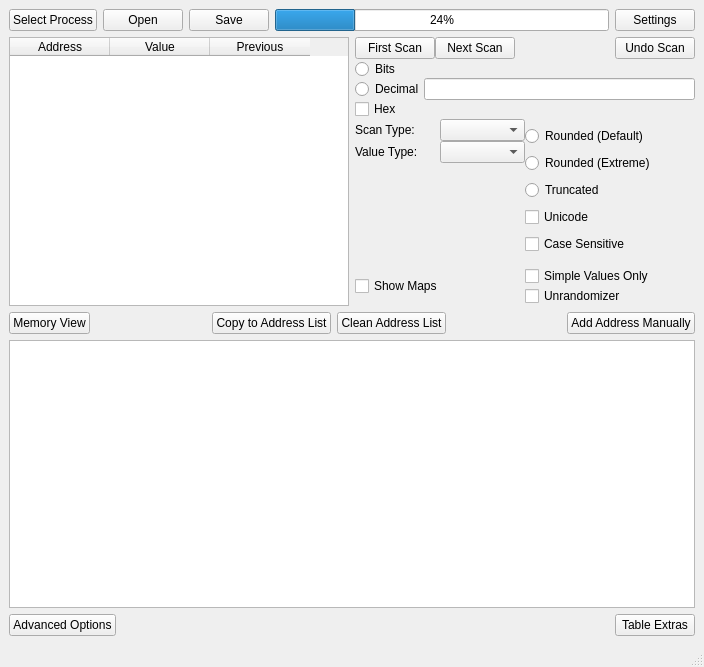
This is mainwindow.ui in korcankaraokcu/PINCE as Qt 5 draws it before an edit. The edited form follows.
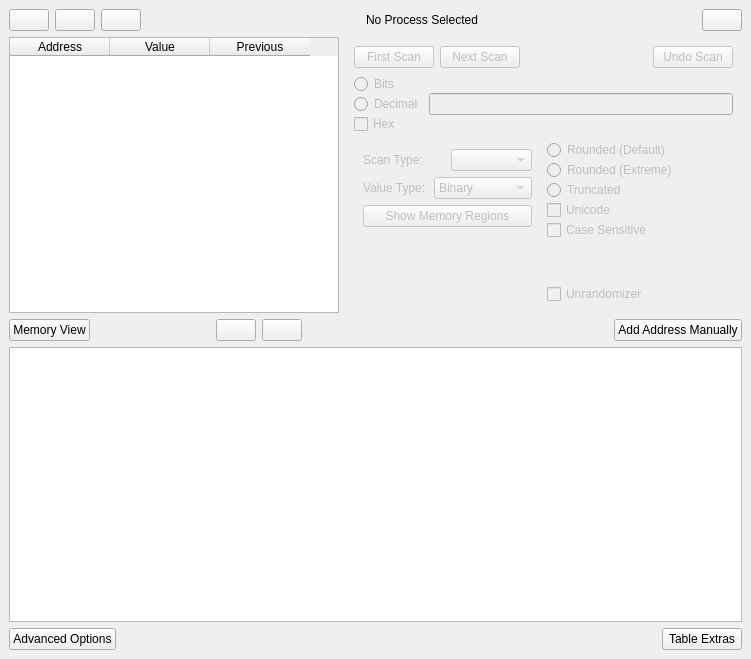
This is the edited form.

Patch:
```diff
--- a/mainwindow.ui
+++ b/mainwindow.ui
@@ -6,8 +6,8 @@
    <rect>
     <x>0</x>
     <y>0</y>
-    <width>704</width>
-    <height>667</height>
+    <width>751</width>
+    <height>659</height>
    </rect>
   </property>
   <property name="sizePolicy">
@@ -16,10 +16,28 @@
     <verstretch>0</verstretch>
    </sizepolicy>
   </property>
+  <property name="minimumSize">
+   <size>
+    <width>751</width>
+    <height>659</height>
+   </size>
+  </property>
+  <property name="maximumSize">
+   <size>
+    <width>751</width>
+    <height>659</height>
+   </size>
+  </property>
   <property name="windowTitle">
    <string>PINCE</string>
   </property>
   <widget class="QWidget" name="centralwidget">
+   <property name="sizePolicy">
+    <sizepolicy hsizetype="Fixed" vsizetype="Fixed">
+     <horstretch>0</horstretch>
+     <verstretch>0</verstretch>
+    </sizepolicy>
+   </property>
    <layout class="QVBoxLayout" name="verticalLayout_6">
     <item>
      <layout class="QHBoxLayout" name="horizontalLayout_5">
@@ -28,36 +46,86 @@
       </property>
       <item>
        <widget class="QPushButton" name="processbutton">
+        <property name="sizePolicy">
+         <sizepolicy hsizetype="Minimum" vsizetype="Minimum">
+          <horstretch>0</horstretch>
+          <verstretch>0</verstretch>
+         </sizepolicy>
+        </property>
         <property name="text">
-         <string>Select Process</string>
+         <string/>
         </property>
        </widget>
       </item>
       <item>
        <widget class="QPushButton" name="pushButton_Open">
+        <property name="sizePolicy">
+         <sizepolicy hsizetype="Minimum" vsizetype="Minimum">
+          <horstretch>0</horstretch>
+          <verstretch>0</verstretch>
+         </sizepolicy>
+        </property>
         <property name="text">
-         <string>Open</string>
+         <string/>
         </property>
        </widget>
       </item>
       <item>
        <widget class="QPushButton" name="pushButton_Save">
+        <property name="sizePolicy">
+         <sizepolicy hsizetype="Minimum" vsizetype="Minimum">
+          <horstretch>0</horstretch>
+          <verstretch>0</verstretch>
+         </sizepolicy>
+        </property>
         <property name="text">
-         <string>Save</string>
+         <string/>
         </property>
        </widget>
       </item>
       <item>
-       <widget class="QProgressBar" name="progressBar">
-        <property name="value">
-         <number>24</number>
+       <spacer name="horizontalSpacer_6">
+        <property name="orientation">
+         <enum>Qt::Horizontal</enum>
         </property>
+        <property name="sizeHint" stdset="0">
+         <size>
+          <width>40</width>
+          <height>20</height>
+         </size>
+        </property>
+       </spacer>
+      </item>
+      <item>
+       <widget class="QLabel" name="label_SelectedProcess">
+        <property name="text">
+         <string>No Process Selected</string>
+        </property>
        </widget>
       </item>
+      <item>
+       <spacer name="horizontalSpacer_5">
+        <property name="orientation">
+         <enum>Qt::Horizontal</enum>
+        </property>
+        <property name="sizeHint" stdset="0">
+         <size>
+          <width>40</width>
+          <height>20</height>
+         </size>
+        </property>
+       </spacer>
+      </item>
       <item>
        <widget class="QPushButton" name="pushButton_Settings">
+        <property name="sizePolicy">
+         <sizepolicy hsizetype="Minimum" vsizetype="Minimum">
+          <horstretch>0</horstretch>
+          <verstretch>0</verstretch>
+         </sizepolicy>
+        </property>
         <property name="text">
-         <string>Settings</string>
+         <string/>
         </property>
        </widget>
       </item>
@@ -67,6 +135,18 @@
      <layout class="QHBoxLayout" name="horizontalLayout_9">
       <item>
        <widget class="QTableWidget" name="tableWidget">
+        <property name="sizePolicy">
+         <sizepolicy hsizetype="Fixed" vsizetype="Expanding">
+          <horstretch>0</horstretch>
+          <verstretch>0</verstretch>
+         </sizepolicy>
+        </property>
+        <property name="minimumSize">
+         <size>
+          <width>330</width>
+          <height>0</height>
+         </size>
+        </property>
         <column>
          <property name="text">
           <string>Address</string>
@@ -85,10 +165,11 @@
        </widget>
       </item>
       <item>
+       <widget class="QWidget" name="QWidget_Toolbox" native="true">
+        <property name="enabled">
+         <bool>false</bool>
+        </property>
        <layout class="QVBoxLayout" name="verticalLayout_5">
-        <property name="spacing">
-         <number>0</number>
-        </property>
         <item>
          <layout class="QHBoxLayout" name="horizontalLayout_6">
           <item>
@@ -131,6 +212,12 @@
          <layout class="QHBoxLayout" name="horizontalLayout_7">
           <item>
            <widget class="QWidget" name="widget" native="true">
+             <property name="sizePolicy">
+              <sizepolicy hsizetype="Fixed" vsizetype="Fixed">
+               <horstretch>0</horstretch>
+               <verstretch>0</verstretch>
+              </sizepolicy>
+             </property>
             <layout class="QVBoxLayout" name="verticalLayout_2">
              <property name="spacing">
               <number>0</number>
@@ -179,10 +266,8 @@
         <item>
          <layout class="QHBoxLayout" name="horizontalLayout_4">
           <item>
+            <widget class="QWidget" name="widget" native="true">
            <layout class="QVBoxLayout" name="verticalLayout_4">
-            <property name="spacing">
-             <number>0</number>
-            </property>
             <item>
              <layout class="QHBoxLayout" name="horizontalLayout_2">
               <item>
@@ -207,10 +292,68 @@
                </widget>
               </item>
               <item>
-               <widget class="QComboBox" name="comboBox_ValueType"/>
+                 <widget class="QComboBox" name="comboBox_ValueType">
+                  <item>
+                   <property name="text">
+                    <string>Binary</string>
+                   </property>
+                  </item>
+                  <item>
+                   <property name="text">
+                    <string>Byte</string>
+                   </property>
+                  </item>
+                  <item>
+                   <property name="text">
+                    <string>2 Bytes</string>
+                   </property>
+                  </item>
+                  <item>
+                   <property name="text">
+                    <string>4 Bytes</string>
+                   </property>
+                  </item>
+                  <item>
+                   <property name="text">
+                    <string>8 Bytes</string>
+                   </property>
+                  </item>
+                  <item>
+                   <property name="text">
+                    <string>Float</string>
+                   </property>
+                  </item>
+                  <item>
+                   <property name="text">
+                    <string>Double</string>
+                   </property>
+                  </item>
+                  <item>
+                   <property name="text">
+                    <string>String</string>
+                   </property>
+                  </item>
+                  <item>
+                   <property name="text">
+                    <string>Array of byte</string>
+                   </property>
+                  </item>
+                  <item>
+                   <property name="text">
+                    <string>All</string>
+                   </property>
+                  </item>
+                 </widget>
               </item>
              </layout>
             </item>
+              <item>
+               <widget class="QPushButton" name="pushButton_ShowMemoryRegions">
+                <property name="text">
+                 <string>Show Memory Regions</string>
+                </property>
+               </widget>
+              </item>
             <item>
              <spacer name="verticalSpacer">
               <property name="orientation">
@@ -225,6 +368,7 @@
              </spacer>
             </item>
            </layout>
+            </widget>
           </item>
           <item>
            <widget class="QWidget" name="widget_2" native="true">
@@ -279,28 +423,20 @@
                </property>
               </widget>
              </item>
-            </layout>
-           </widget>
-          </item>
-         </layout>
-        </item>
-        <item>
-         <layout class="QHBoxLayout" name="horizontalLayout_3">
-          <item>
-           <widget class="QCheckBox" name="checkBox_ShowMaps">
-            <property name="text">
-             <string>Show Maps</string>
-            </property>
-           </widget>
-          </item>
           <item>
            <layout class="QVBoxLayout" name="verticalLayout_3">
             <item>
-             <widget class="QCheckBox" name="checkBox_SimpleValuesOnly">
-              <property name="text">
-               <string>Simple Values Only</string>
-              </property>
-             </widget>
+                 <spacer name="verticalSpacer_2">
+                  <property name="orientation">
+                   <enum>Qt::Vertical</enum>
+                  </property>
+                  <property name="sizeHint" stdset="0">
+                   <size>
+                    <width>20</width>
+                    <height>40</height>
+                   </size>
+                  </property>
+                 </spacer>
             </item>
             <item>
              <widget class="QCheckBox" name="checkBox_Unrandomizer">
@@ -312,8 +448,15 @@
            </layout>
           </item>
          </layout>
-        </item>
-       </layout>
+            </widget>
+           </item>
+          </layout>
+         </item>
+         <item>
+          <layout class="QHBoxLayout" name="horizontalLayout_3"/>
+         </item>
+        </layout>
+       </widget>
       </item>
      </layout>
     </item>
@@ -334,9 +477,12 @@
         <property name="orientation">
          <enum>Qt::Horizontal</enum>
         </property>
+        <property name="sizeType">
+         <enum>QSizePolicy::Fixed</enum>
+        </property>
         <property name="sizeHint" stdset="0">
          <size>
-          <width>40</width>
+          <width>120</width>
           <height>20</height>
          </size>
         </property>
@@ -345,14 +491,14 @@
       <item>
        <widget class="QPushButton" name="pushButton_CopyToAddressList">
         <property name="text">
-         <string>Copy to Address List</string>
+         <string/>
         </property>
        </widget>
       </item>
       <item>
        <widget class="QPushButton" name="pushButton_CleanAddressList">
         <property name="text">
-         <string>Clean Address List</string>
+         <string/>
         </property>
        </widget>
       </item>
@@ -424,7 +570,6 @@
     </rect>
    </property>
   </widget>
-  <widget class="QStatusBar" name="statusbar"/>
  </widget>
  <resources/>
  <connections/>
```
Left out of the diff: 2 changed lines with no effect on the pictures. Lines whose indentation alone changed are shown as unchanged.
